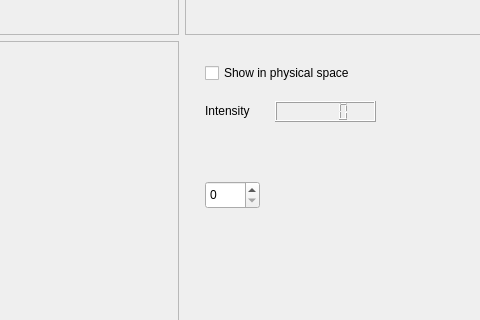
First picture: the form in apps/isisViewer/forms/isisViewerMain.ui, repository isis-group/isis, before the edit; both pictures show x 204 to 684 and y 379 to 699 of the 771 by 837 pixel window.
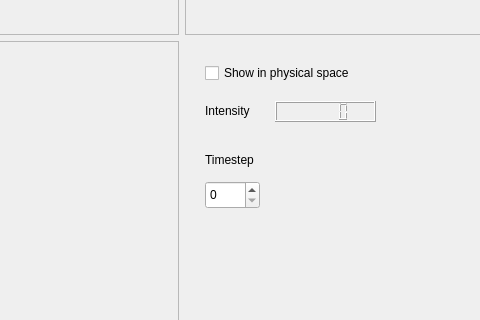
Second picture: the form after the edit.

The edit to the form file:
```diff
--- a/apps/isisViewer/forms/isisViewerMain.ui
+++ b/apps/isisViewer/forms/isisViewerMain.ui
@@ -106,6 +106,19 @@
         </rect>
        </property>
       </widget>
+      <widget class="QLabel" name="label_2">
+       <property name="geometry">
+        <rect>
+         <x>20</x>
+         <y>110</y>
+         <width>71</width>
+         <height>18</height>
+        </rect>
+       </property>
+       <property name="text">
+        <string>Timestep</string>
+       </property>
+      </widget>
      </widget>
     </item>
     <item row="0" column="0">
```
